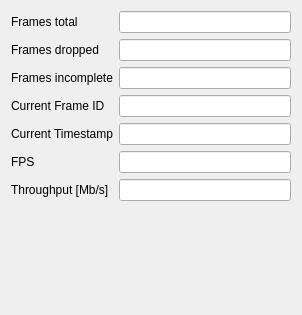
This is src/CameraSample/Widgets/camerastatistics.ui in weinaike/camera as Qt 5 draws it before an edit. The edited form follows.
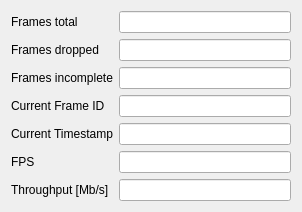
This is the edited form.

Patch:
```diff
--- a/src/CameraSample/Widgets/camerastatistics.ui
+++ b/src/CameraSample/Widgets/camerastatistics.ui
@@ -7,7 +7,7 @@
     <x>0</x>
     <y>0</y>
     <width>302</width>
-    <height>315</height>
+    <height>196</height>
    </rect>
   </property>
   <property name="windowTitle">
@@ -116,19 +116,6 @@
      </item>
     </layout>
    </item>
-   <item>
-    <spacer name="verticalSpacer">
-     <property name="orientation">
-      <enum>Qt::Vertical</enum>
-     </property>
-     <property name="sizeHint" stdset="0">
-      <size>
-       <width>20</width>
-       <height>40</height>
-      </size>
-     </property>
-    </spacer>
-   </item>
   </layout>
  </widget>
  <resources/>
```
